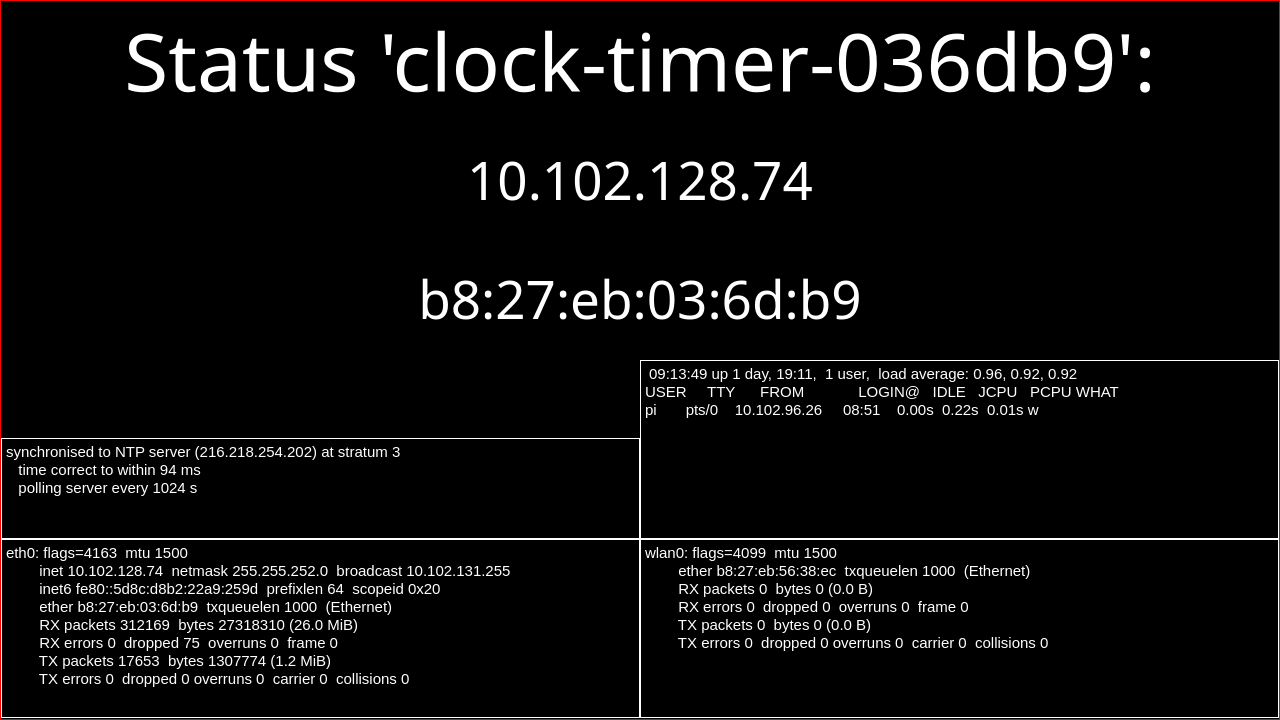
btendrich/pi-graphical-status, file mainwindow.ui: the form before one commit.
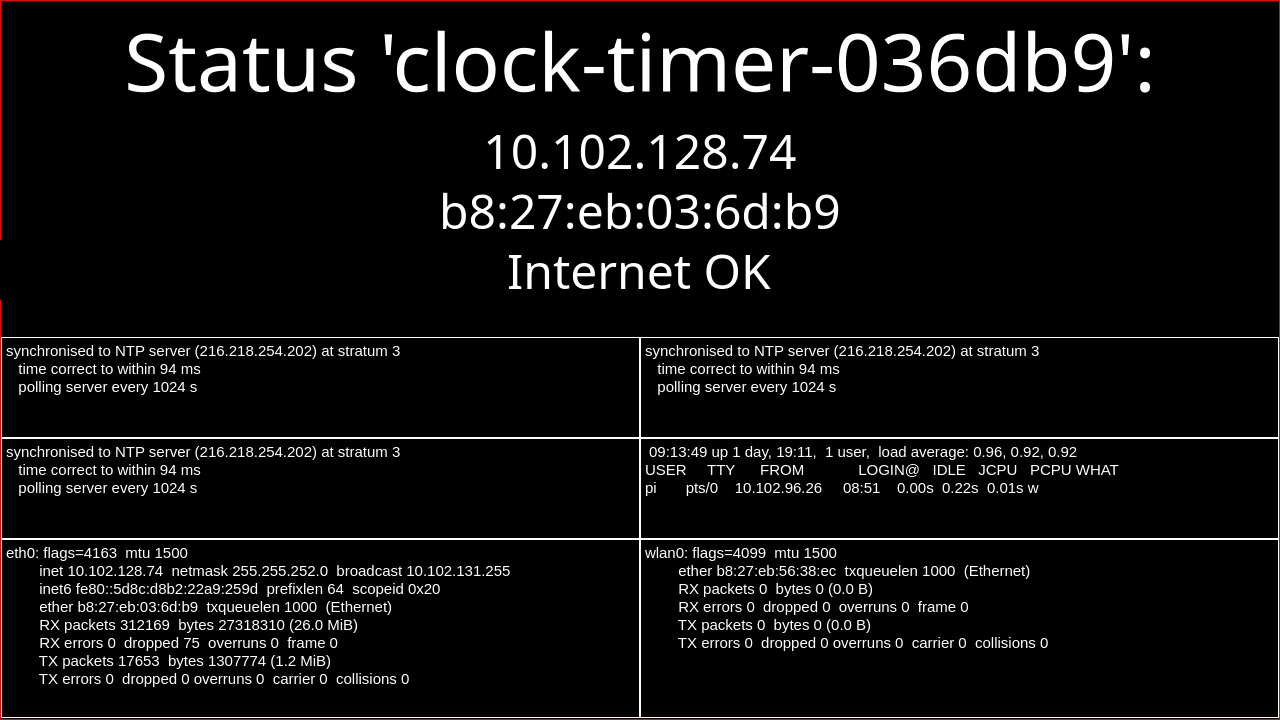
The form after the commit.

The edit to the form file:
```diff
--- a/mainwindow.ui
+++ b/mainwindow.ui
@@ -125,9 +125,9 @@
      <property name="geometry">
       <rect>
        <x>640</x>
-       <y>360</y>
+       <y>438</y>
        <width>639</width>
-       <height>179</height>
+       <height>101</height>
       </rect>
      </property>
      <property name="font">
@@ -147,6 +147,58 @@
 pi       pts/0    10.102.96.26     08:51    0.00s  0.22s  0.01s w</string>
      </property>
     </widget>
+    <widget class="QPlainTextEdit" name="plainTextEdit_5">
+     <property name="geometry">
+      <rect>
+       <x>1</x>
+       <y>337</y>
+       <width>639</width>
+       <height>101</height>
+      </rect>
+     </property>
+     <property name="font">
+      <font>
+       <pointsize>11</pointsize>
+      </font>
+     </property>
+     <property name="styleSheet">
+      <string notr="true">border-width: 1px; border-color: #ffffff; border-style: solid;</string>
+     </property>
+     <property name="readOnly">
+      <bool>true</bool>
+     </property>
+     <property name="plainText">
+      <string>synchronised to NTP server (216.218.254.202) at stratum 3 
+   time correct to within 94 ms
+   polling server every 1024 s</string>
+     </property>
+    </widget>
+    <widget class="QPlainTextEdit" name="plainTextEdit_6">
+     <property name="geometry">
+      <rect>
+       <x>640</x>
+       <y>337</y>
+       <width>639</width>
+       <height>101</height>
+      </rect>
+     </property>
+     <property name="font">
+      <font>
+       <pointsize>11</pointsize>
+      </font>
+     </property>
+     <property name="styleSheet">
+      <string notr="true">border-width: 1px; border-color: #ffffff; border-style: solid;</string>
+     </property>
+     <property name="readOnly">
+      <bool>true</bool>
+     </property>
+     <property name="plainText">
+      <string>synchronised to NTP server (216.218.254.202) at stratum 3 
+   time correct to within 94 ms
+   polling server every 1024 s</string>
+     </property>
+    </widget>
    </widget>
    <widget class="QLabel" name="label_2">
     <property name="geometry">
@@ -179,13 +231,13 @@
       <x>1</x>
       <y>120</y>
       <width>1278</width>
-      <height>119</height>
+      <height>60</height>
      </rect>
     </property>
     <property name="font">
      <font>
       <family>.SF Compact Display</family>
-      <pointsize>40</pointsize>
+      <pointsize>36</pointsize>
      </font>
     </property>
     <property name="styleSheet">
@@ -202,15 +254,15 @@
     <property name="geometry">
      <rect>
       <x>1</x>
-      <y>239</y>
+      <y>180</y>
       <width>1278</width>
-      <height>119</height>
+      <height>60</height>
      </rect>
     </property>
     <property name="font">
      <font>
       <family>.SF Compact Display</family>
-      <pointsize>40</pointsize>
+      <pointsize>36</pointsize>
      </font>
     </property>
     <property name="styleSheet">
@@ -223,6 +275,31 @@
      <set>Qt::AlignCenter</set>
     </property>
    </widget>
+   <widget class="QLabel" name="label_5">
+    <property name="geometry">
+     <rect>
+      <x>0</x>
+      <y>240</y>
+      <width>1278</width>
+      <height>60</height>
+     </rect>
+    </property>
+    <property name="font">
+     <font>
+      <family>.SF Compact Display</family>
+      <pointsize>36</pointsize>
+     </font>
+    </property>
+    <property name="styleSheet">
+     <string notr="true">border-style: solid; border-color #ffffff;</string>
+    </property>
+    <property name="text">
+     <string>Internet OK</string>
+    </property>
+    <property name="alignment">
+     <set>Qt::AlignCenter</set>
+    </property>
+   </widget>
   </widget>
  </widget>
  <layoutdefault spacing="6" margin="11"/>
```
